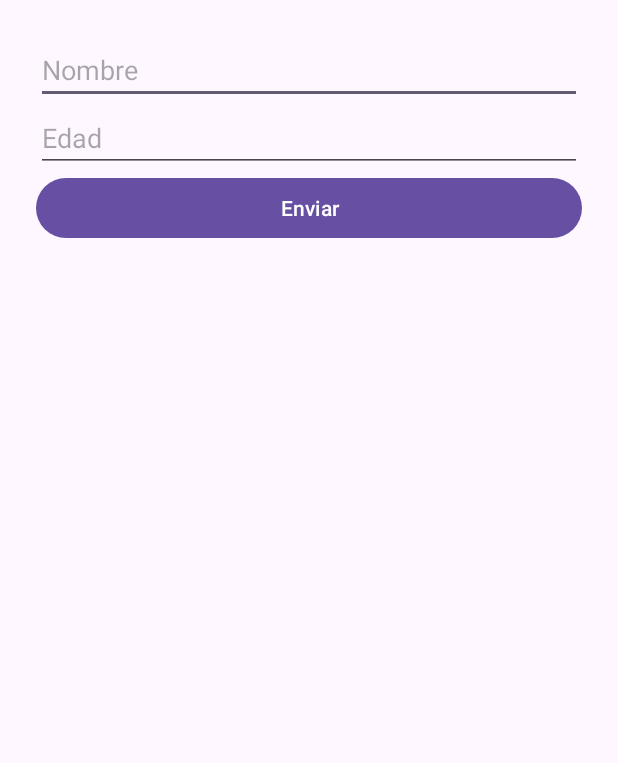
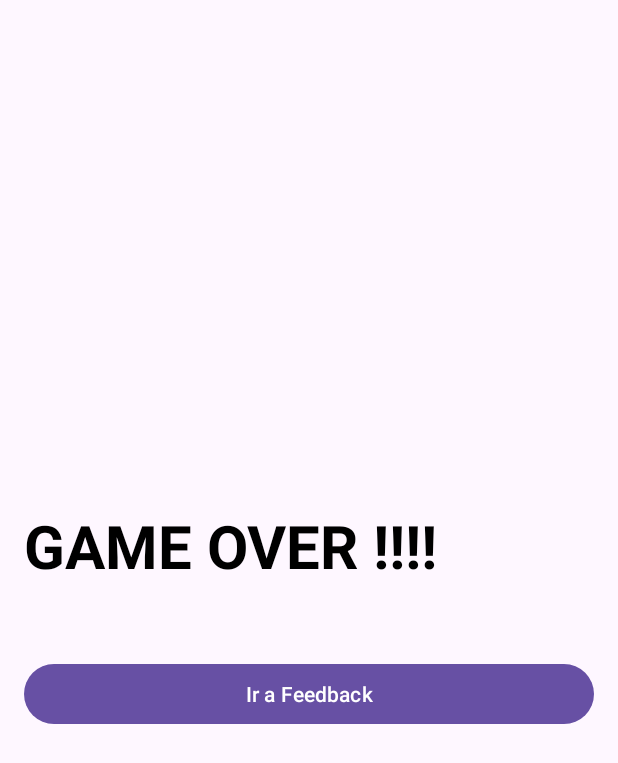
Before and after one commit to marcosgarcialorenzo/DAM-ProgramacionMultimediaYDispositivosMoviles, an Android app: the screen it shows after launch (MainActivity), on a phone screen of 412 x 824 dp. Shown: the top 763 px of the screen. Run offline under Robolectric (Android 15) with nearby library versions, the phone set to English and light mode, and no system bars; 1 statement that could not run was skipped.

Commit message:
feat: update main activity layout, add game over message, and implement animation

```diff
--- a/RA2/practica1/src/main/java/com/example/practica1/MainActivity.java
+++ b/RA2/practica1/src/main/java/com/example/practica1/MainActivity.java
@@ -1,43 +1,30 @@
 package com.example.practica1;
 
-import android.content.Intent;
+import android.animation.ObjectAnimator;
+import android.animation.ValueAnimator;
 import android.os.Bundle;
+import android.view.View;
+import android.view.animation.Animation;
+import android.view.animation.AnimationUtils;
+import android.view.animation.LinearInterpolator;
 import android.widget.Button;
-import android.widget.EditText;
-import android.widget.Toast;
+import android.widget.TextView;
 
 import androidx.appcompat.app.AppCompatActivity;
 
 public class MainActivity extends AppCompatActivity {
 
-    private EditText etNombre, etEdad;
-    private Button btnEnviar;
+    private TextView tvGameOver;
+    private Button btnFeedback;
+    private ObjectAnimator animacion;
 
     @Override
     protected void onCreate(Bundle savedInstanceState) {
         super.onCreate(savedInstanceState);
         setContentView(R.layout.activity_main);
-
-        // 1. Conectar las variables con los elementos del XML
-        etNombre = findViewById(R.id.etNombre);
-        etEdad = findViewById(R.id.etEdad);
-        btnEnviar = findViewById(R.id.btnEnviar);
-
-        // 2. Qué pasa al pulsar el botón
-        btnEnviar.setOnClickListener(v -> {
-            String nombre = etNombre.getText().toString().trim();
-            String edad = etEdad.getText().toString().trim();
-
-            if (nombre.isEmpty() || edad.isEmpty()) {
-                Toast.makeText(this, "Rellena todos los campos", Toast.LENGTH_SHORT).show();
-                return;
-            }
-
-            // 3. Crear el Intent (el sobre) y meter los datos (la carta)
-            Intent intent = new Intent(MainActivity.this, MainActivity2.class);
-            intent.putExtra("nombre", nombre);
-            intent.putExtra("edad", Integer.parseInt(edad));
-            startActivity(intent);
-        });
+        Animation miAnimacion = AnimationUtils.loadAnimation(this, R.anim.animacion);
+        miAnimacion.setRepeatMode(Animation.RESTART);
+        miAnimacion.setRepeatCount(Animation.INFINITE);
+        tvGameOver.startAnimation(miAnimacion);
     }
 }
--- a/RA2/practica1/src/main/res/anim/animacion.xml
+++ b/RA2/practica1/src/main/res/anim/animacion.xml
@@ -1,4 +1,6 @@
 <?xml version="1.0" encoding="utf-8"?>
-<set xmlns:android="http://schemas.android.com/apk/res/android">
-
-</set>
+<translate xmlns:android="http://schemas.android.com/apk/res/android"
+        android:interpolator="@android:anim/accelerate_interpolator"
+        android:fromXDelta="-100%p"
+        android:toXDelta="100%p"
+        android:duration="4000" />
--- a/RA2/practica1/src/main/res/layout/activity_main.xml
+++ b/RA2/practica1/src/main/res/layout/activity_main.xml
@@ -3,25 +3,22 @@
         android:layout_width="match_parent"
         android:layout_height="match_parent"
         android:orientation="vertical"
-        android:padding="24dp">
+        android:gravity="center_vertical"
+        android:padding="16dp">
 
-    <EditText
-            android:id="@+id/etNombre"
+    <TextView
+            android:id="@+id/tvGameOver"
+            android:layout_width="wrap_content"
+            android:layout_height="wrap_content"
+            android:text="GAME OVER !!!!"
+            android:textSize="40sp"
+            android:textStyle="bold"
+            android:textColor="#000000" />
+
+    <Button
+            android:id="@+id/btnFeedback"
             android:layout_width="match_parent"
             android:layout_height="wrap_content"
-            android:hint="Nombre"
-            android:inputType="textPersonName" />
-
-    <EditText
-            android:id="@+id/etEdad"
-            android:layout_width="match_parent"
-            android:layout_height="wrap_content"
-            android:hint="Edad"
-            android:inputType="number" />
-
-    <Button
-            android:id="@+id/btnEnviar"
-            android:layout_width="match_parent"
-            android:layout_height="wrap_content"
-            android:text="Enviar" />
+            android:layout_marginTop="48dp"
+            android:text="Ir a Feedback" />
 </LinearLayout>
```
Also changed, not shown: RA2/practica1/src/main/java/com/example/practica1/MainActivity2.java (+0 -15 lines).
